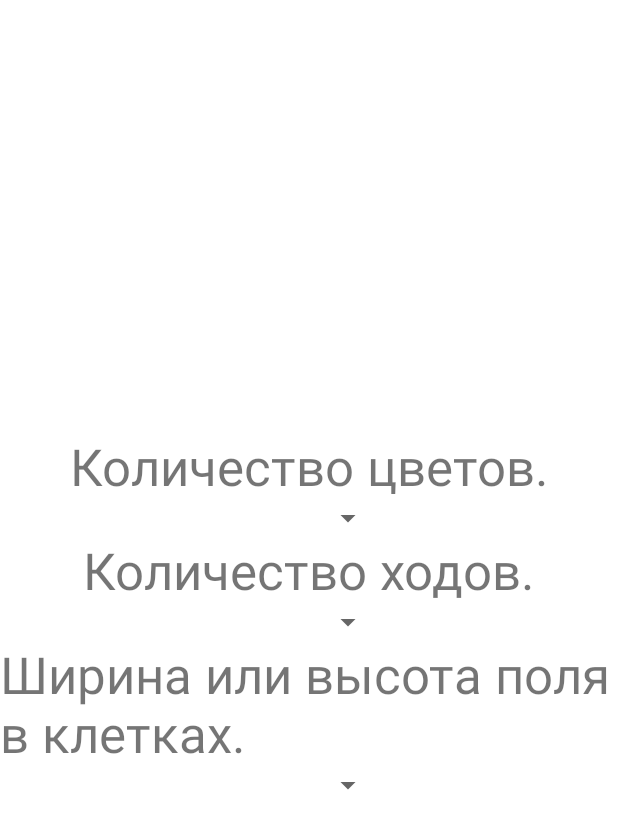
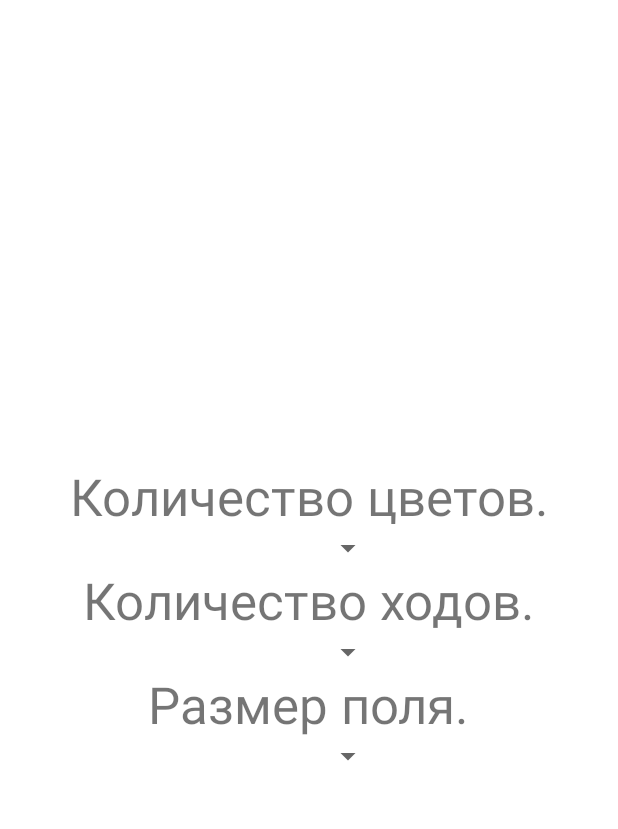
Before and after one commit to crja1/Flood, an Android app: the layout activity_setting.xml on its own in the app's theme, with its tools: preview values and no code run, on a phone screen of 412 x 824 dp. Shown: the top 829 px of the screen. Run offline under Robolectric (Android 15) with nearby library versions, the phone set to English and light mode, and no system bars.

Commit message:
Settings.

```diff
--- a/app/src/main/res/layout/activity_setting.xml
+++ b/app/src/main/res/layout/activity_setting.xml
@@ -34,7 +34,7 @@
             android:id="@+id/textView3"
             android:layout_width="wrap_content"
             android:layout_height="wrap_content"
-            android:text="Ширина или высота поля в клетках."
+            android:text="Размер поля."
             android:textSize="34sp" />
         <Spinner
             android:id="@+id/spinner3"
```
